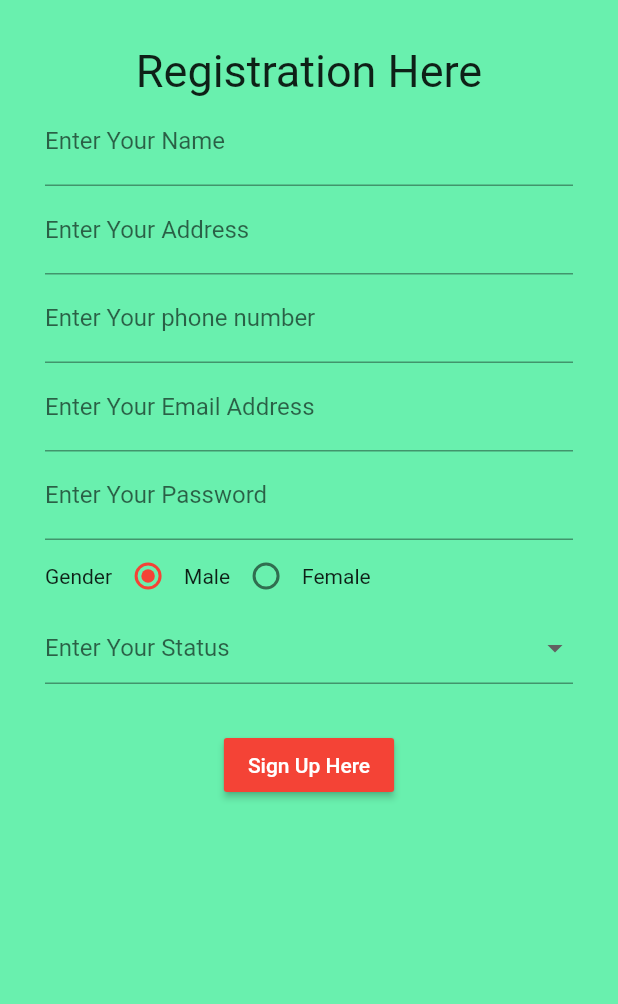
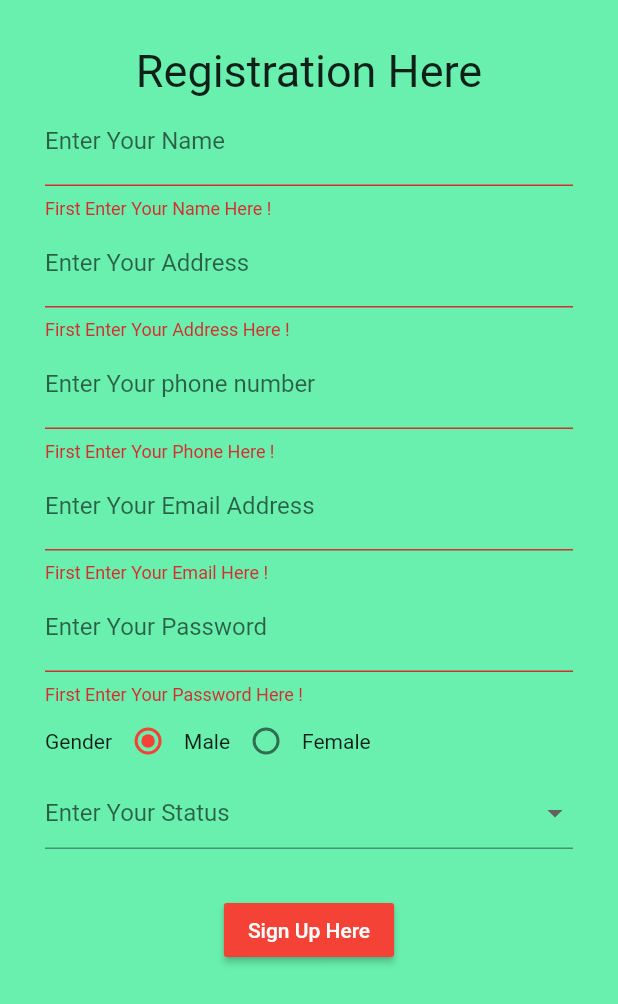
Before and after one commit to farhansadikgalib/ICT-Division-TFMAD-62-DAY, a Flutter app: the screen it shows after launch, after a tap on "Sign Up Here", on a phone screen of 412 x 824 dp. Shown: the top 1004 px of the screen. Run offline on Flutter 3.47's test engine with Material 2 defaults, Android fonts, the phone set to English and light mode, and no system bars; our stand-ins replace flutter_spinkit.

Commit message:
Today's Topics are: 1. Form Validation 2. Form Data Check 3. How to Generate APK file 4. Flutter Launcher Name (APP Name Change) 5. Flutter Launcher Icons (App Icon Change)

```diff
--- a/lib/01-11-21 Class-25/SplashScreen.dart
+++ b/lib/01-11-21 Class-25/SplashScreen.dart
@@ -1,5 +1,4 @@
 import 'dart:async';
-
 import 'package:button_day_62/01-11-21%20Class-25/HomePage.dart';
 import 'package:flutter/material.dart';
 
--- a/lib/03-11-21 Class-26/RegistrationUI.dart
+++ b/lib/03-11-21 & 08-11-21 Class 26 & 27/RegistrationUI.dart
@@ -14,6 +14,36 @@ class _RegistrationUIState extends State<RegistrationUI> {
 
   int _value = 1;
 
+  var nameController = TextEditingController();
+  var addressController = TextEditingController();
+  var phoneController = TextEditingController();
+  var emailController = TextEditingController();
+  var passwordController = TextEditingController();
+
+  var formkey = GlobalKey<FormState>();
+
+
+  var name,address,phone,email,password;
+
+
+  _handleSingUpButton(){
+
+    if(formkey.currentState!.validate()){
+      formkey.currentState!.save();
+
+      print("Name is: ${this.name}");
+      print("Email is: ${this.email}");
+      print("Phone is: ${this.phone}");
+      print("Address is: ${this.address}");
+      print("Password is: ${this.password}");
+
+    }
+
+
+  }
+
+
+
   @override
   Widget build(BuildContext context) {
     return SafeArea(
@@ -29,7 +59,9 @@ class _RegistrationUIState extends State<RegistrationUI> {
               SizedBox(height: 30,),
               Text("Registration Here",style: TextStyle(fontSize: 30),),
 
-              Form(child: Padding(
+              Form(
+                  key: formkey,
+                  child: Padding(
                 padding: const EdgeInsets.only(left: 30,right: 30),
                 child: Column(
 
@@ -37,41 +69,106 @@ class _RegistrationUIState extends State<RegistrationUI> {
 
                     TextFormField(
                       keyboardType: TextInputType.name,
+                      controller: nameController,
                       decoration: InputDecoration(
                         labelText: 'Enter Your Name'
 
                       ),
 
+                      validator: (value){
+                        if(value!.isEmpty){
+                          return ("First Enter Your Name Here !");
+                        }
+
+                      },
+
+                  onSaved: (val){
+                        this.name = val;
+
+                  },
+
+
                     ),
                     TextFormField(
                       keyboardType: TextInputType.name,
+                      controller: addressController,
                       decoration: InputDecoration(
                           labelText: 'Enter Your Address'
 
                       ),
 
+                      validator: (value){
+                        if(value!.isEmpty){
+                          return ("First Enter Your Address Here !");
+                        }
+
+                      },
+
+                      onSaved: (val){
+                        this.address = val;
+
+                      },
+
                     ),
                     TextFormField(
                       keyboardType: TextInputType.phone,
+                      controller: phoneController,
                       decoration: InputDecoration(
                           labelText: 'Enter Your phone number'
 
                       ),
 
+                      validator: (value){
+                        if(value!.isEmpty){
+                          return ("First Enter Your Phone Here !");
+                        }
+
+                      },
+                      onSaved: (val){
+                        this.phone = val;
+
+                      },
+
                     ),
                     TextFormField(
                       keyboardType: TextInputType.emailAddress,
+                      controller: emailController,
                       decoration: InputDecoration(
                           labelText: 'Enter Your Email Address'
 
                       ),
 
+                      validator: (value){
+                        if(value!.isEmpty){
+                          return ("First Enter Your Email Here !");
+                        }
+
+                      },
+
+                      onSaved: (val){
+                        this.email = val;
+
+                      },
+
                     ),
                     TextFormField(
                       obscureText: true,
+                      controller: passwordController,
                       decoration: InputDecoration(
                           labelText: 'Enter Your Password'
                       ),
+
+                      validator: (value){
+                        if(value!.isEmpty){
+                          return ("First Enter Your Password Here !");
+                        }
+
+                      },
+
+                      onSaved: (val){
+                        this.password = val;
+
+                      },
 
                     ),
 
@@ -149,13 +246,15 @@ class _RegistrationUIState extends State<RegistrationUI> {
                     ]),
 
                     SizedBox(height: 30,),
-
-                    RaisedButton(onPressed: (){},child: Text("Sign Up Here",style: TextStyle(color: Colors.white),),color: Colors.red,)
-
-
-
-
-                  ],
+                        RaisedButton(
+                          onPressed: _handleSingUpButton,
+                          child: Text(
+                            "Sign Up Here",
+                            style: TextStyle(color: Colors.white),
+                          ),
+                          color: Colors.red,
+                        )
+                      ],
 
 
                 ),
--- a/lib/03-11-21 Class-26/SplashScreen.dart
+++ b/lib/03-11-21 & 08-11-21 Class 26 & 27/SplashScreen.dart
@@ -1,6 +1,5 @@
 import 'dart:async';
-
-import 'package:button_day_62/03-11-21%20Class-26/RegistrationUI.dart';
+import 'package:button_day_62/03-11-21%20&%2008-11-21%20Class%2026%20&%2027/RegistrationUI.dart';
 import 'package:flutter/material.dart';
 import 'package:flutter_spinkit/flutter_spinkit.dart';
 
--- a/lib/main.dart
+++ b/lib/main.dart
@@ -1,7 +1,5 @@
-import 'package:button_day_62/01-11-21%20Class-25/Button%20Practise.dart';
-import 'package:button_day_62/01-11-21%20Class-25/SplashScreen.dart';
-import 'package:button_day_62/03-11-21%20Class-26/SplashScreen.dart';
-import 'package:button_day_62/30-10-21/ButtonPage.dart';
+
+import 'package:button_day_62/03-11-21%20&%2008-11-21%20Class%2026%20&%2027/SplashScreen.dart';
 import 'package:flutter/material.dart';
 
 void main() {
```
Also changed, not shown: pubspec.yaml (+22 -0 lines), pubspec.lock, 23 other files.
